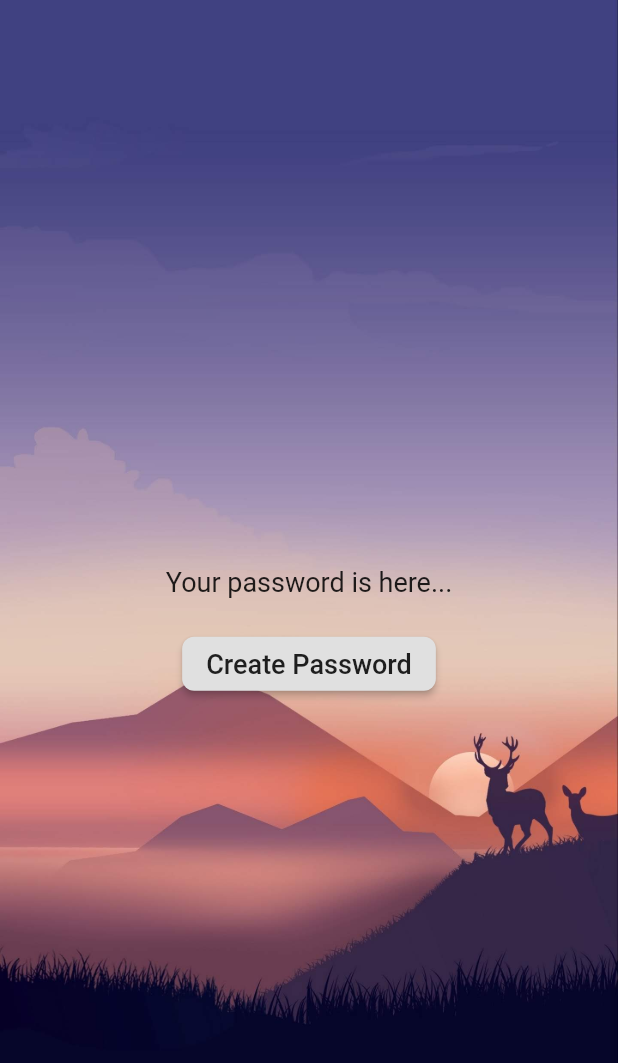
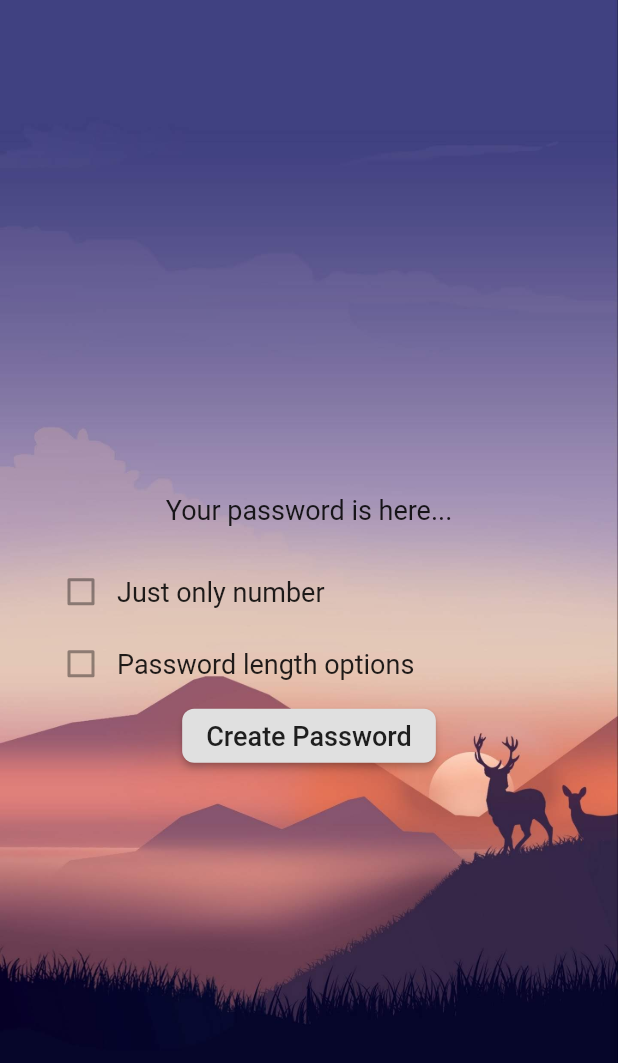
Before and after one commit to hatuan314/flutter-random-password, a Flutter app: the screen it shows after launch, on a phone screen of 412 x 824 dp. Shown: the top 1063 px of the screen. Run offline on Flutter 3.47's test engine with Material 2 defaults, Android fonts, the light colour scheme and no system bars; our stand-ins replace equatable, flutter_bloc.

Commit message:
Password Only Number And Change Password Length Function

```diff
--- a/lib/blocs/random_password_bloc/random_password_event.dart
+++ b/lib/blocs/random_password_bloc/random_password_event.dart
@@ -1,12 +1,32 @@
 import 'package:equatable/equatable.dart';
 
-abstract class RandomPasswordEvent extends Equatable {
+abstract class RandomPasswordEvent extends Equatable {}
 
+class CreatePassButtonOnPress extends RandomPasswordEvent {
+  final String lengthPassword;
+
+  CreatePassButtonOnPress(this.lengthPassword);
+  @override
+  // TODO: implement props
+  List<Object> get props => [this.lengthPassword];
 }
 
-class CreatePassButtonOnPress extends RandomPasswordEvent {
+class SelectOnlyNumberOptionOnPresEvent extends RandomPasswordEvent {
+  final bool isSelect;
+
+  SelectOnlyNumberOptionOnPresEvent(this.isSelect);
+
   @override
   // TODO: implement props
-  List<Object> get props => null;
+  List<Object> get props => [this.isSelect];
+}
 
+class SelectPasswordLengthOptionsOnPressEvent extends RandomPasswordEvent {
+  final bool isSelect;
+
+  SelectPasswordLengthOptionsOnPressEvent(this.isSelect);
+
+  @override
+  // TODO: implement props
+  List<Object> get props => [this.isSelect];
 }
--- a/lib/blocs/random_password_bloc/random_password_state.dart
+++ b/lib/blocs/random_password_bloc/random_password_state.dart
@@ -1,37 +1,71 @@
 import 'package:equatable/equatable.dart';
 
 abstract class RandomPasswordState extends Equatable {
+  final bool isSelectOnlyNumber;
+  final bool isSelectPasswordLenghtOption;
 
+  RandomPasswordState(
+      this.isSelectOnlyNumber, this.isSelectPasswordLenghtOption);
 }
 
 class RandomPasswordInitialState extends RandomPasswordState {
+  RandomPasswordInitialState(
+      bool isSelectOnlyNumber, bool isSelectPasswordLenghtOption)
+      : super(isSelectOnlyNumber, isSelectPasswordLenghtOption);
+
+  @override
+  // TODO: implement props
+  List<Object> get props => [this.isSelectOnlyNumber];
+}
+
+class RandomPasswordLoadingState extends RandomPasswordState {
+  RandomPasswordLoadingState(
+      bool isSelectOnlyNumber, bool isSelectPasswordLenghtOption)
+      : super(isSelectOnlyNumber, isSelectPasswordLenghtOption);
+
   @override
   // TODO: implement props
   List<Object> get props => null;
-
 }
 
-class RandomPasswordLoadingState extends RandomPasswordState {
+class SelectOnlyNumberOnPressState extends RandomPasswordState {
+  SelectOnlyNumberOnPressState(
+      bool isSelectOnlyNumber, bool isSelectPasswordLenghtOption)
+      : super(isSelectOnlyNumber, isSelectPasswordLenghtOption);
+
   @override
   // TODO: implement props
   List<Object> get props => null;
+}
 
+class SelectPasswordLenghtOptionState extends RandomPasswordState {
+  SelectPasswordLenghtOptionState(
+      bool isSelectOnlyNumber, bool isSelectPasswordLenghtOption)
+      : super(isSelectOnlyNumber, isSelectPasswordLenghtOption);
+
+  @override
+  // TODO: implement props
+  List<Object> get props => null;
 }
 
 class RandomPasswordSuccessState extends RandomPasswordState {
   final String compexPassword;
 
-  RandomPasswordSuccessState(this.compexPassword);
+  RandomPasswordSuccessState(this.compexPassword, bool isSelectOnlyNumber,
+      bool isSelectPasswordLenghtOption)
+      : super(isSelectOnlyNumber, isSelectPasswordLenghtOption);
+
   @override
   // TODO: implement props
   List<Object> get props => [this.compexPassword];
-
 }
 
 class RandomPasswordFailureState extends RandomPasswordState {
   final String error;
 
-  RandomPasswordFailureState(this.error);
+  RandomPasswordFailureState(
+      this.error, bool isSelectOnlyNumber, bool isSelectPasswordLenghtOption)
+      : super(isSelectOnlyNumber, isSelectPasswordLenghtOption);
 
   @override
   // TODO: implement props
--- /dev/null
+++ b/lib/common/validator.dart
@@ -0,0 +1,35 @@
+bool validationStrongPassword(String value) {
+  Pattern pattern = r'^(?=.*[a-z])(?=.*[A-Z])(?=.*[0-9])(?=.*[!@#$%^&*]).{0,}$';
+  RegExp regExp = new RegExp(pattern);
+  if (regExp.hasMatch(value)) return true;
+  return false;
+}
+
+bool validationNumber(String value) {
+  Pattern pattern = r'[0-9]';
+  RegExp regex = new RegExp(pattern);
+  if (regex.hasMatch(value)) return true;
+  return false;
+}
+
+List<int> noSafeCharacter = [
+  39,
+  40,
+  41,
+  43,
+  44,
+  45,
+  46,
+  47,
+  58,
+  59,
+  60,
+  61,
+  62,
+  63,
+  91,
+  92,
+  93,
+  95,
+  96
+];
--- a/lib/main.dart
+++ b/lib/main.dart
@@ -1,7 +1,7 @@
 import 'package:flutter/material.dart';
 import 'package:flutter_bloc/flutter_bloc.dart';
 
-import 'package:createsecurepassword/blocs/simple_bloc_delegate.dart';
+import 'package:createsecurepassword/common/simple_bloc_delegate.dart';
 
 import 'app.dart';
 
--- a/lib/ui/home_page.dart
+++ b/lib/ui/home_page.dart
@@ -1,11 +1,24 @@
 import 'package:createsecurepassword/blocs/random_password_bloc/random_password_bloc.dart';
 import 'package:createsecurepassword/blocs/random_password_bloc/random_password_event.dart';
 import 'package:createsecurepassword/blocs/random_password_bloc/random_password_state.dart';
+import 'package:createsecurepassword/common/ultis.dart';
+import 'package:createsecurepassword/ui/password_length_form.dart';
 import 'package:flutter/material.dart';
 import 'package:flutter/services.dart';
 import 'package:flutter_bloc/flutter_bloc.dart';
 
-class HomePage extends StatelessWidget {
+import '../blocs/random_password_bloc/random_password_bloc.dart';
+import '../blocs/random_password_bloc/random_password_state.dart';
+
+class HomePage extends StatefulWidget {
+  @override
+  _HomePageState createState() => _HomePageState();
+}
+
+class _HomePageState extends State<HomePage> {
+  GlobalKey<FormState> _textFormKey = GlobalKey<FormState>();
+  TextEditingController _lengthPasswordController = TextEditingController();
+
   @override
   Widget build(BuildContext context) {
     // TODO: implement build
@@ -15,14 +28,23 @@ class HomePage extends StatelessWidget {
       backgroundColor: Color(0xff07022b),
       body: BlocBuilder<RandomPasswordBloc, RandomPasswordState>(
           builder: (context, state) {
-        return Stack(
+        return GestureDetector(
+          onTap: () => dismissKeyboard(context),
+          child: Stack(
             children: <Widget>[
-            Image.asset('assets/background.jpeg'),
-            Center(
+              Image.asset(
+                'assets/background.jpeg',
+                fit: BoxFit.cover,
+                width: MediaQuery.of(context).size.width,
+              ),
+              Container(
+                padding: EdgeInsets.symmetric(horizontal: 30),
                 child: Column(
                   mainAxisAlignment: MainAxisAlignment.center,
+                  crossAxisAlignment: CrossAxisAlignment.start,
                   children: <Widget>[
-                  Padding(
+                    Center(
+                      child: Padding(
                         padding: EdgeInsets.symmetric(vertical: 20),
                         child: state is RandomPasswordLoadingState
                             ? CircularProgressIndicator()
@@ -31,33 +53,133 @@ class HomePage extends StatelessWidget {
                           onTap: () {
                             Clipboard.setData(new ClipboardData(
                                 text: state.compexPassword));
-                                  key.currentState.showSnackBar(new SnackBar(
-                                    content: new Text("Copied to Clipboard"),
+                            key.currentState
+                                .showSnackBar(new SnackBar(
+                              content:
+                              new Text("Copied to Clipboard"),
                             ));
                           },
                           child: Text("${state.compexPassword}",
-                                    style: TextStyle(fontSize: 18)),
+                              style: TextStyle(
+                                  fontSize: 23,
+                                  fontWeight: FontWeight.bold)),
                         )
                             : Text("Your password is here...",
                             style: TextStyle(fontSize: 18)),
                       ),
-                  RaisedButton(
+                    ),
+                    _checkboxGroupWidget(context, state),
+                    Center(
+                      child: RaisedButton(
                         onPressed: () => _btnCreateOnPress(context),
                         shape: RoundedRectangleBorder(
                             borderRadius: BorderRadius.all(Radius.circular(8))),
-                    child:
-                        Text('Create Password', style: TextStyle(fontSize: 18)),
+                        child: Text('Create Password',
+                            style: TextStyle(fontSize: 18)),
+                      ),
                     )
                   ],
                 ),
               ),
             ],
+          ),
         );
       }),
     );
   }
 
-  _btnCreateOnPress(BuildContext context) =>
+  _btnCreateOnPress(BuildContext context) {
+    String lengthPassword = '8';
+    if (_lengthPasswordController.text.isEmpty)
+      lengthPassword = '8';
+    else
+      lengthPassword = _lengthPasswordController.text.trim();
+    debugPrint(lengthPassword);
     BlocProvider.of<RandomPasswordBloc>(context)
-        ..add(CreatePassButtonOnPress());
+      ..add(CreatePassButtonOnPress(lengthPassword));
+    _lengthPasswordController.text = '';
   }
+
+  Widget _checkboxGroupWidget(BuildContext context, RandomPasswordState state) {
+    return Column(
+      crossAxisAlignment: CrossAxisAlignment.start,
+      children: <Widget>[
+        GestureDetector(
+          onTap: () => _onlyNumberOnPress(context, !state.isSelectOnlyNumber),
+          child: Row(
+            crossAxisAlignment: CrossAxisAlignment.center,
+            mainAxisAlignment: MainAxisAlignment.start,
+            mainAxisSize: MainAxisSize.min,
+            children: <Widget>[
+              Checkbox(
+                value: state.isSelectOnlyNumber,
+              ),
+              Text(
+                'Just only number',
+                style: TextStyle(fontSize: 18),
+              )
+            ],
+          ),
+        ),
+        GestureDetector(
+          onTap: () => _passwordLengthOptionOnPress(
+              context, !state.isSelectPasswordLenghtOption),
+          child: Row(
+            crossAxisAlignment: CrossAxisAlignment.center,
+            mainAxisAlignment: MainAxisAlignment.start,
+            mainAxisSize: MainAxisSize.min,
+            children: <Widget>[
+              Checkbox(
+                value: state.isSelectPasswordLenghtOption,
+              ),
+              Text(
+                'Password length options',
+                style: TextStyle(fontSize: 18),
+              )
+            ],
+          ),
+        ),
+        Form(
+          key: _textFormKey,
+          child: Visibility(
+            visible: state.isSelectPasswordLenghtOption,
+            child: TextFormField(
+              controller: _lengthPasswordController,
+              style: TextStyle(fontSize: 18, color: Colors.black87),
+              keyboardType: TextInputType.number,
+              decoration: InputDecoration(
+                  errorStyle: TextStyle(fontSize: 14, color: Colors.redAccent),
+                  errorBorder: OutlineInputBorder(
+                      borderRadius: BorderRadius.all(Radius.circular(10)),
+                      borderSide: BorderSide(color: Colors.red[800])),
+                  hintText: '8',
+                  hintStyle: TextStyle(fontSize: 18, color: Colors.black38),
+                  enabledBorder: OutlineInputBorder(
+                      borderRadius: BorderRadius.all(Radius.circular(10)),
+                      borderSide: BorderSide(color: Colors.black)),
+                  focusedBorder: OutlineInputBorder(
+                      borderRadius: BorderRadius.all(Radius.circular(10)),
+                      borderSide: BorderSide(color: Colors.black)),
+                  contentPadding:
+                      EdgeInsets.symmetric(vertical: 8, horizontal: 12)),
+              validator: (value) {
+                if (value.isEmpty) return 'This field isn\'t empty';
+                return null;
+              },
+            ),
+          ),
+        )
+      ],
+    );
+  }
+
+  _onlyNumberOnPress(BuildContext context, bool isSelect) {
+    BlocProvider.of<RandomPasswordBloc>(context)
+        .add(SelectOnlyNumberOptionOnPresEvent(isSelect));
+  }
+
+  _passwordLengthOptionOnPress(BuildContext context, bool isSelect) {
+    BlocProvider.of<RandomPasswordBloc>(context)
+        .add(SelectPasswordLengthOptionsOnPressEvent(isSelect));
+  }
+}
```
Also changed, not shown: lib/blocs/random_password_bloc/random_password_bloc.dart (+76 -6 lines), lib/common/ultis.dart (added, +9 -0 lines), lib/ui/password_length_form.dart (added, +42 -0 lines), lib/common/simple_bloc_delegate.dart (renamed from lib/blocs/simple_bloc_delegate.dart). Lines whose indentation alone changed are shown as unchanged.
